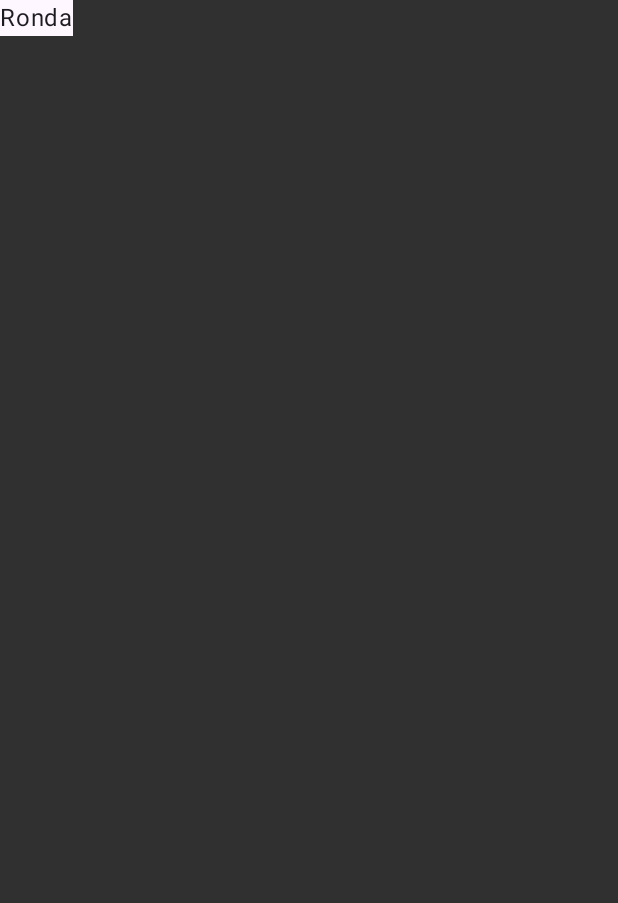
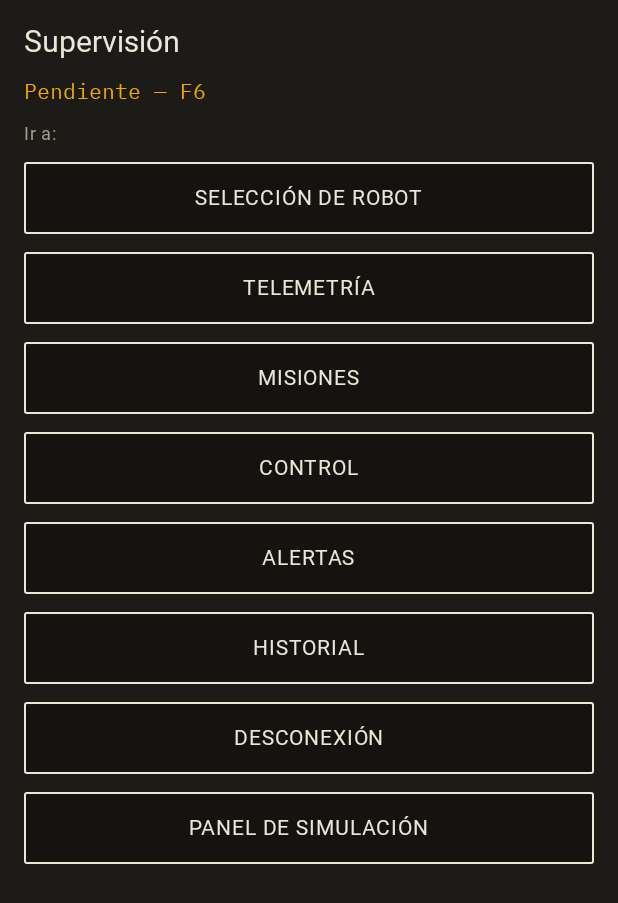
Before and after one commit to alejogarciabosio/tp-hmi-ronda, an Android app built with Jetpack Compose: the screen it shows after launch (MainActivity), on a phone screen of 412 x 824 dp. Shown: the top 903 px of the screen. Run offline under Robolectric (Android 15) with nearby library versions, the phone set to English and light mode, and no system bars; Roboto replaces fonts that are not available here.

Commit message:
feat(ui): agrega navegación con las 9 rutas y pantallas pendientes

```diff
--- a/app/src/main/kotlin/ar/edu/uade/ronda/MainActivity.kt
+++ b/app/src/main/kotlin/ar/edu/uade/ronda/MainActivity.kt
@@ -3,16 +3,21 @@ package ar.edu.uade.ronda
 import android.os.Bundle
 import androidx.activity.ComponentActivity
 import androidx.activity.compose.setContent
-import androidx.compose.material3.MaterialTheme
+import androidx.compose.foundation.layout.fillMaxSize
+import androidx.compose.foundation.layout.safeDrawingPadding
 import androidx.compose.material3.Surface
-import androidx.compose.material3.Text
+import androidx.compose.ui.Modifier
+import ar.edu.uade.ronda.ui.navigation.RondaNavHost
+import ar.edu.uade.ronda.ui.theme.RondaTheme
 
 class MainActivity : ComponentActivity() {
     override fun onCreate(savedInstanceState: Bundle?) {
         super.onCreate(savedInstanceState)
         setContent {
-            MaterialTheme {
-                Surface { Text("Ronda") }
+            RondaTheme {
+                Surface(Modifier.fillMaxSize()) {
+                    RondaNavHost(modifier = Modifier.safeDrawingPadding())
+                }
             }
         }
     }
--- /dev/null
+++ b/app/src/main/kotlin/ar/edu/uade/ronda/ui/navigation/RondaNavHost.kt
@@ -0,0 +1,63 @@
+package ar.edu.uade.ronda.ui.navigation
+
+import androidx.compose.foundation.layout.Arrangement
+import androidx.compose.foundation.layout.Column
+import androidx.compose.foundation.layout.fillMaxSize
+import androidx.compose.foundation.layout.padding
+import androidx.compose.foundation.rememberScrollState
+import androidx.compose.foundation.verticalScroll
+import androidx.compose.material3.Text
+import androidx.compose.runtime.Composable
+import androidx.compose.ui.Modifier
+import androidx.compose.ui.semantics.heading
+import androidx.compose.ui.semantics.semantics
+import androidx.compose.ui.tooling.preview.Preview
+import androidx.compose.ui.unit.dp
+import androidx.navigation.NavHostController
+import androidx.navigation.compose.NavHost
+import androidx.navigation.compose.composable
+import androidx.navigation.compose.rememberNavController
+import ar.edu.uade.ronda.ui.components.PreviewSurface
+import ar.edu.uade.ronda.ui.model.CommandButtonUi
+import ar.edu.uade.ronda.ui.model.CommandKind
+import ar.edu.uade.ronda.ui.components.CommandButton
+import ar.edu.uade.ronda.ui.theme.RondaColors
+import ar.edu.uade.ronda.ui.theme.RondaType
+
+@Composable
+fun RondaNavHost(
+    navController: NavHostController = rememberNavController(),
+    modifier: Modifier = Modifier,
+    startDestination: Route = Route.SUPERVISION,
+) {
+    NavHost(navController, startDestination.path, modifier) {
+        Route.entries.forEach { route ->
+            composable(route.path) {
+                PlaceholderScreen(route) { navController.navigate(it.path) { launchSingleTop = true } }
+            }
+        }
+    }
+}
+
+/** Pantalla pendiente de F6, con accesos a las demás para poder recorrer la navegación. */
+@Composable
+fun PlaceholderScreen(current: Route, onNavigate: (Route) -> Unit) {
+    Column(
+        Modifier
+            .fillMaxSize()
+            .verticalScroll(rememberScrollState())
+            .padding(16.dp),
+        verticalArrangement = Arrangement.spacedBy(12.dp),
+    ) {
+        Text(current.title, style = RondaType.pantallaTitulo, color = RondaColors.bone100, modifier = Modifier.semantics { heading() })
+        Text("Pendiente — F6", style = RondaType.datoNormal, color = RondaColors.signalAmber)
+        Text("Ir a:", style = RondaType.rotuloSeccion, color = RondaColors.bone400)
+        Route.entries.filter { it != current }.forEach { r ->
+            CommandButton(CommandButtonUi(r.title, CommandKind.SECONDARY), { onNavigate(r) })
+        }
+    }
+}
+
+@Preview(showBackground = true, backgroundColor = 0xFF14130F, widthDp = 412, heightDp = 900)
+@Composable
+private fun PlaceholderPreview() = PreviewSurface { PlaceholderScreen(Route.SUPERVISION) {} }
--- /dev/null
+++ b/app/src/main/kotlin/ar/edu/uade/ronda/ui/navigation/Routes.kt
@@ -0,0 +1,14 @@
+package ar.edu.uade.ronda.ui.navigation
+
+/** Las 9 pantallas del plan (§8). La decisión requerida es una hoja modal sobre Supervisión, no una ruta. */
+enum class Route(val path: String, val title: String) {
+    SELECCION("seleccion", "Selección de robot"),
+    SUPERVISION("supervision", "Supervisión"),
+    TELEMETRIA("telemetria", "Telemetría"),
+    MISIONES("misiones", "Misiones"),
+    CONTROL("control", "Control"),
+    ALERTAS("alertas", "Alertas"),
+    HISTORIAL("historial", "Historial"),
+    DESCONEXION("desconexion", "Desconexión"),
+    SIMULACION("simulacion", "Panel de simulación"),
+}
```
Also changed, not shown: 1 other file.
